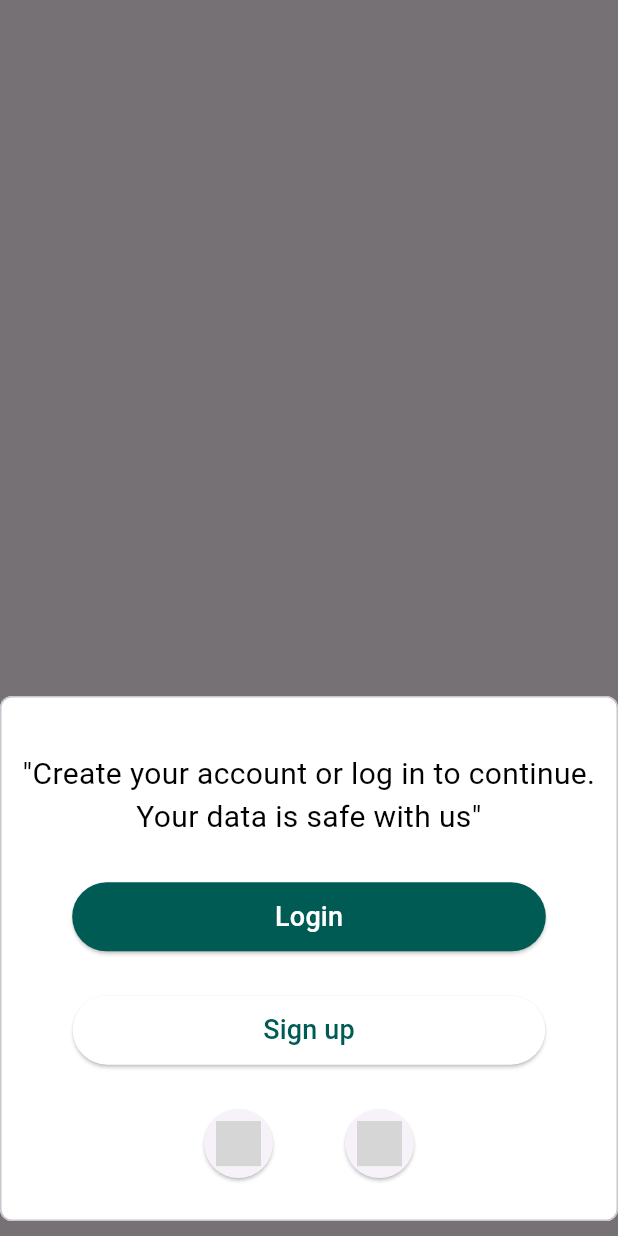
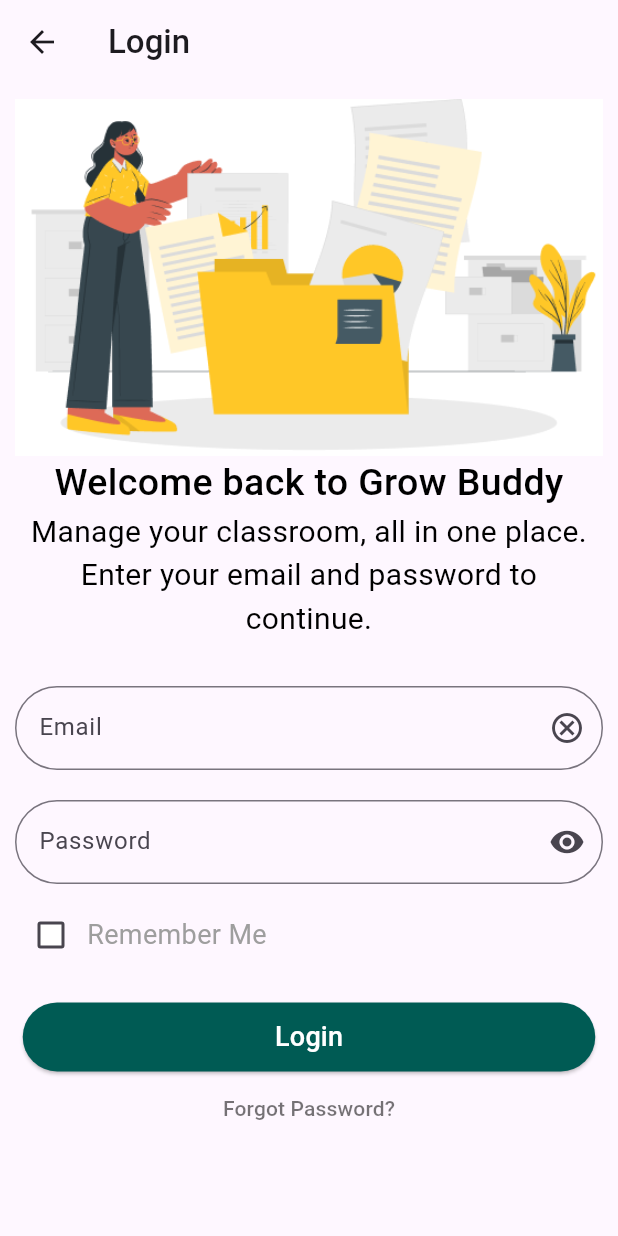
Before and after one commit to pranav-ahuja/grow_buddy_app, a Flutter app: what loginSignUpPopUpCard() shows on an empty page, opened directly, after a tap on "Login", on a phone screen of 412 x 824 dp. Run offline on Flutter 3.47's test engine with Material 3 defaults, Android fonts, the phone set to English and light mode, and no system bars; our stand-ins replace another_flutter_splash_screen, carousel_slider; missing offline and left inert: colorful_iconify_flutter, iconify_flutter; grey boxes are pictures that could not be loaded.

Commit message:
Addin Login Button FrontEnd in the App

```diff
--- /dev/null
+++ b/lib/GB_Pages/GB_LoginSignUp/GB_Login.dart
@@ -0,0 +1,182 @@
+import 'package:flutter/material.dart';
+import 'package:grow_buddy_app/GB_Utilities/GB_Common_Utilities/GB_Common_Classes.dart';
+import 'package:grow_buddy_app/GB_Utilities/GB_Common_Utilities/GB_Constants.dart';
+import 'package:grow_buddy_app/GB_Utilities/GB_Common_Utilities/GB_Elevated_Buttons.dart';
+import 'package:grow_buddy_app/GB_Utilities/GB_Common_Utilities/GB_TextButton.dart';
+
+class GB_Login extends StatefulWidget {
+  const GB_Login({super.key});
+
+  @override
+  State<GB_Login> createState() => _GB_LoginState();
+}
+
+class _GB_LoginState extends State<GB_Login> {
+  final TextEditingController _email_controller = TextEditingController();
+  final TextEditingController _password_controller = TextEditingController();
+
+  String emailAddress = "";
+  String password = "";
+  bool emailCloseButtonPressed = false;
+  bool passwordCloseButtonPressed = false;
+  IconData? passwordVisibilityIcon = Icons.visibility;
+
+  bool isCheckBoxChecked = false;
+  Color checkBoxColor = kPrimaryColor2;
+  Color rememberMeColor = Colors.grey;
+
+  @override
+  Widget build(BuildContext context) {
+    double screenWidth = MediaQuery.of(context).size.width;
+    return Scaffold(
+      appBar: AppBar(
+        title: Text(
+          "Login",
+          style: TextStyle(
+            fontWeight: FontWeight.w500,
+          ),
+        ),
+      ),
+      body: Padding(
+        padding: EdgeInsets.all(10.0),
+        child: SingleChildScrollView(
+          child: Column(
+            children: [
+              Image.asset("assets/images/login_page.png"),
+              GB_H1HeadingText(
+                inputText: "Welcome back to Grow Buddy",
+                inputTextAlign: TextAlign.center,
+              ),
+              GB_H2HeadingText(
+                inputText:
+                    "Manage your classroom, all in one place. Enter your email and password to continue.",
+                inputTextAlign: TextAlign.center,
+              ),
+              Container(
+                margin: EdgeInsets.symmetric(vertical: 20.0),
+                child: Column(
+                  children: [
+                    Padding(
+                      padding: const EdgeInsets.symmetric(vertical: 10.0),
+                      child: TextField(
+                        controller: _email_controller,
+                        decoration: InputDecoration(
+                          suffixIcon: InkWell(
+                            child: Icon(
+                              Icons.cancel_outlined,
+                            ),
+                            onTap: () {
+                              setState(() {
+                                _email_controller.clear();
+                              });
+                            },
+                          ),
+                          border: OutlineInputBorder(
+                            borderRadius: BorderRadius.circular(50.0),
+                          ),
+                          hintText: "abc@example.com",
+                          label: Text("Email"),
+                        ),
+                        keyboardType: TextInputType.emailAddress,
+                        onChanged: (value) {
+                          emailAddress = value;
+                          if (emailAddress.isNotEmpty) {}
+                        },
+                      ),
+                    ),
+                    Padding(
+                      padding: const EdgeInsets.symmetric(vertical: 10.0),
+                      child: TextField(
+                        controller: _password_controller,
+                        decoration: InputDecoration(
+                          suffixIcon: InkWell(
+                            onTap: () {
+                              setState(() {
+                                passwordCloseButtonPressed =
+                                    !passwordCloseButtonPressed;
+                                if (passwordCloseButtonPressed) {
+                                  passwordVisibilityIcon = Icons.visibility_off;
+                                } else {
+                                  passwordVisibilityIcon = Icons.visibility;
+                                }
+                              });
+                            },
+                            child: Icon(
+                              passwordVisibilityIcon,
+                            ),
+                          ),
+                          border: OutlineInputBorder(
+                            borderRadius: BorderRadius.circular(50.0),
+                          ),
+                          label: Text("Password"),
+                        ),
+                        keyboardType: TextInputType.visiblePassword,
+                        obscureText: !passwordCloseButtonPressed,
+                      ),
+                    ),
+                    Row(
+                      children: [
+                        Checkbox(
+                          value: isCheckBoxChecked,
+                          fillColor: MaterialStateProperty.all(checkBoxColor),
+                          onChanged: (bool? newVal) {
+                            setState(() {
+                              isCheckBoxChecked = !isCheckBoxChecked;
+
+                              checkBoxColor = isCheckBoxChecked
+                                  ? kPrimaryColor1
+                                  : kPrimaryColor2;
+                              rememberMeColor = isCheckBoxChecked
+                                  ? kPrimaryColor1
+                                  : Colors.black54;
+                            });
+                          },
+                        ),
+                        Text(
+                          "Remember Me",
+                          style: TextStyle(
+                            color: rememberMeColor,
+                            fontSize: 18.0,
+                          ),
+                        ),
+                      ],
+                    ),
+                  ],
+                ),
+              ),
+              GB_ElevatedButtonString(
+                screenWidth: screenWidth,
+                horizontalPadding: 0.35,
+                verticalPadding: kElevatedButtonVerticalPadding,
+                elevatedButtonText: "Login",
+                buttonColor: kPrimaryColor1,
+                elevatedButtonTextColor: kPrimaryColor2,
+                elevatedButtonFontWeight: FontWeight.w500,
+                elevatedButtonTextSize: kElevatedButtonTextSize,
+                onPressed: () {},
+              ),
+              Container(
+                height: 200.0,
+                child: Column(
+                  mainAxisAlignment: MainAxisAlignment.spaceBetween,
+                  children: [
+                    GB_TextButton(
+                      onPressed: () {},
+                      textButtonColor: Colors.black54,
+                      textButtonText: "Forgot Password?",
+                    ),
+                    GB_TextButton(
+                      onPressed: () {},
+                      textButtonColor: Colors.black54,
+                      textButtonText: "New to Grow Buddy? Sign up now",
+                    ),
+                  ],
+                ),
+              ),
+            ],
+          ),
+        ),
+      ),
+    );
+  }
+}
--- a/lib/GB_Utilities/GB_Common_Utilities/GB_Constants.dart
+++ b/lib/GB_Utilities/GB_Common_Utilities/GB_Constants.dart
@@ -24,3 +24,9 @@ const TextStyle kH2TextStyle = TextStyle(
   color: kTextColor,
   fontWeight: FontWeight.w400,
 );
+
+//Elevated button Constants
+const double kElevatedButtonVerticalPadding = 10.0;
+const double kElevatedButtonTextSize = 18.0;
+const double kElevatedButtonIconSize = 30.0;
+const double kEvelatedButtonPadding = 8.0;
--- /dev/null
+++ b/lib/GB_Utilities/GB_Common_Utilities/GB_TextButton.dart
@@ -0,0 +1,27 @@
+import 'package:flutter/material.dart';
+
+class GB_TextButton extends StatelessWidget {
+  const GB_TextButton({
+    super.key,
+    required this.textButtonText,
+    required this.textButtonColor,
+    required this.onPressed,
+  });
+
+  final String textButtonText;
+  final Color textButtonColor;
+  final onPressed;
+
+  @override
+  Widget build(BuildContext context) {
+    return TextButton(
+      onPressed: onPressed,
+      child: Text(
+        textButtonText,
+        style: TextStyle(
+          color: textButtonColor,
+        ),
+      ),
+    );
+  }
+}
--- a/lib/GB_Utilities/GB_Utilities_Onboarding/GB_OnboardingScreenFunctions.dart
+++ b/lib/GB_Utilities/GB_Utilities_Onboarding/GB_OnboardingScreenFunctions.dart
@@ -1,4 +1,5 @@
 import 'package:flutter/material.dart';
+import 'package:grow_buddy_app/GB_Pages/GB_LoginSignUp/GB_Login.dart';
 import 'package:grow_buddy_app/GB_Utilities/GB_Common_Utilities/GB_Elevated_Buttons.dart';
 import 'package:colorful_iconify_flutter/icons/logos.dart';
 import 'package:iconify_flutter/icons/material_symbols.dart';
@@ -39,10 +40,17 @@ void loginSignUpPopUpCard(BuildContext context) {
                 buttonColor: kPrimaryColor1,
                 elevatedButtonText: "Login",
                 elevatedButtonTextColor: kPrimaryColor2,
-                verticalPadding: 10.0,
+                verticalPadding: kElevatedButtonVerticalPadding,
                 elevatedButtonFontWeight: FontWeight.w500,
-                elevatedButtonTextSize: 18.0,
-                onPressed: () {},
+                elevatedButtonTextSize: kElevatedButtonTextSize,
+                onPressed: () {
+                  Navigator.push(
+                    context,
+                    MaterialPageRoute(
+                      builder: (context) => GB_Login(),
+                    ),
+                  );
+                },
               ),
               GB_ElevatedButtonString(
                 screenWidth: screenWidth,
@@ -50,9 +58,9 @@ void loginSignUpPopUpCard(BuildContext context) {
                 buttonColor: kPrimaryColor2,
                 elevatedButtonFontWeight: FontWeight.w500,
                 elevatedButtonTextColor: kPrimaryColor1,
-                elevatedButtonTextSize: 18.0,
+                elevatedButtonTextSize: kElevatedButtonTextSize,
                 horizontalPadding: 0.25,
-                verticalPadding: 10.0,
+                verticalPadding: kElevatedButtonVerticalPadding,
                 onPressed: () {},
               ),
               Row(
@@ -60,14 +68,14 @@ void loginSignUpPopUpCard(BuildContext context) {
                 children: [
                   GB_ElevatedButtonIcons(
                     elevatedButtonIcon: Logos.google_icon,
-                    elevatedButtonIconSize: 30.0,
-                    elevatedButtonPadding: 8.0,
+                    elevatedButtonIconSize: kElevatedButtonIconSize,
+                    elevatedButtonPadding: kEvelatedButtonPadding,
                     onPressed: () {},
                   ),
                   GB_ElevatedButtonIcons(
                     elevatedButtonIcon: MaterialSymbols.call,
-                    elevatedButtonIconSize: 30.0,
-                    elevatedButtonPadding: 8.0,
+                    elevatedButtonIconSize: kElevatedButtonIconSize,
+                    elevatedButtonPadding: kEvelatedButtonPadding,
                     onPressed: () {},
                   ),
                 ],
--- a/lib/main.dart
+++ b/lib/main.dart
@@ -1,7 +1,7 @@
 import 'package:flutter/material.dart';
 import 'package:another_flutter_splash_screen/another_flutter_splash_screen.dart';
 import 'package:grow_buddy_app/GB_Utilities/GB_Common_Utilities/GB_Constants.dart';
-import 'package:grow_buddy_app/GB_Startup/GB_OnboardingPage.dart';
+import 'package:grow_buddy_app/GB_Pages/GB_Startup/GB_OnboardingPage.dart';
 
 void main() {
   runApp(const GroweBuddyMain());
```
Also changed, not shown: lib/GB_Pages/GB_Startup/GB_OnboardingPage.dart (renamed from lib/GB_Startup/GB_OnboardingPage.dart).
